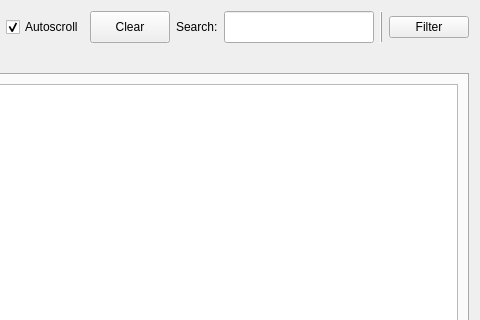
Old version of the form src/window/TraceWindow/TraceWindow.ui in the repository NightHawk32/CANgaroo; both pictures show x 438 to 918 and y 0 to 320 of the 918 by 616 pixel window.
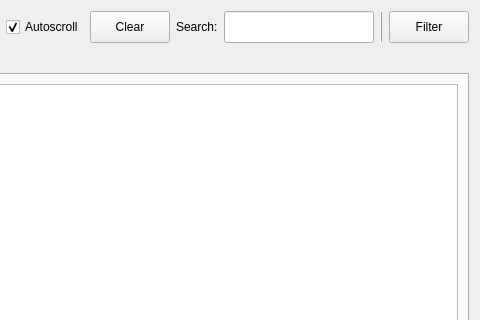
New version of the form. Icons and pictures are not drawn.

What changed in the file:
```diff
--- a/src/window/TraceWindow/TraceWindow.ui
+++ b/src/window/TraceWindow/TraceWindow.ui
@@ -144,6 +144,12 @@
       </item>
       <item>
        <widget class="QPushButton" name="filterButton">
+        <property name="minimumSize">
+         <size>
+          <width>0</width>
+          <height>32</height>
+         </size>
+        </property>
         <property name="text">
          <string>Filter</string>
         </property>
@@ -151,6 +157,12 @@
          <iconset resource="../../cangaroo.qrc">
           <normaloff>:/assets/filter-symbolic.svg</normaloff>:/assets/filter-symbolic.svg</iconset>
         </property>
+        <property name="iconSize">
+         <size>
+          <width>18</width>
+          <height>18</height>
+         </size>
+        </property>
        </widget>
       </item>
      </layout>
```
